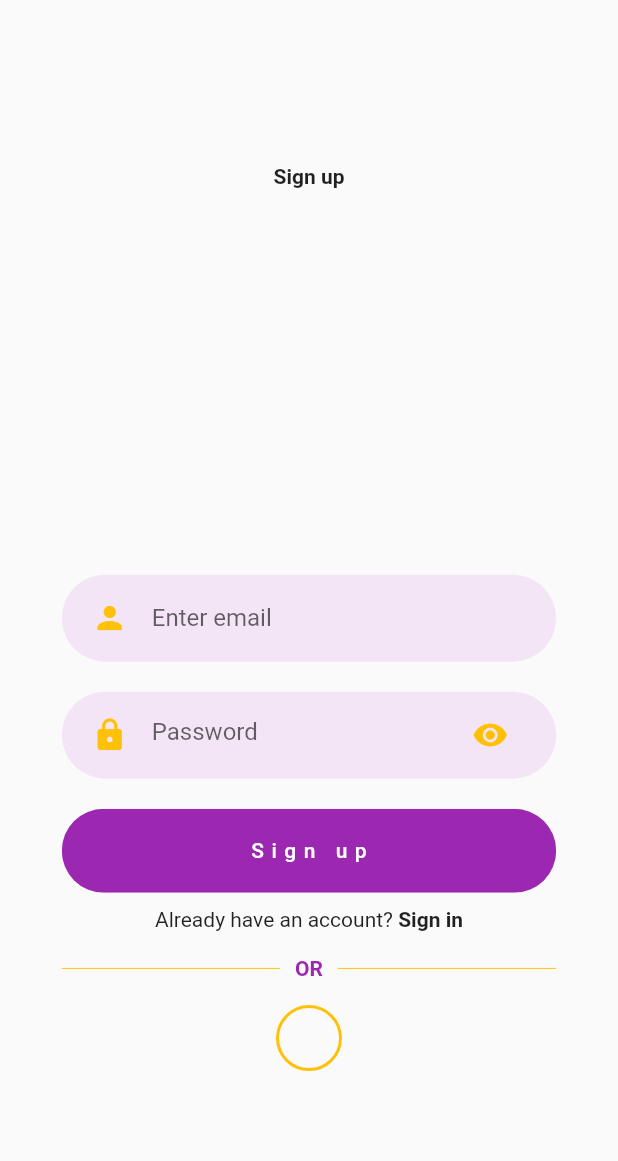
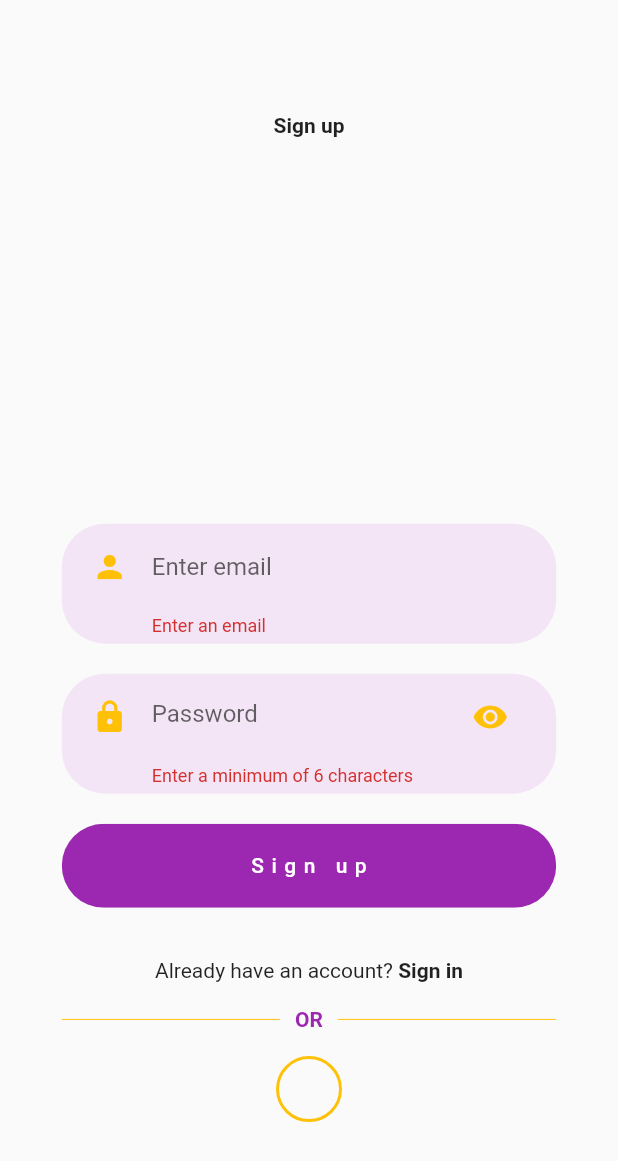
Before and after one commit to Jonexy01/inventory_app, a Flutter app: the SignupPage screen opened by its route, after a tap on "Sign up", on a phone screen of 412 x 824 dp. Shown: the top 1161 px of the screen. Run offline on Flutter 3.47's test engine with Material 2 defaults, Android fonts, the phone set to English and light mode, and no system bars; our stand-ins replace firebase_auth, firebase_core, flutter_spinkit, flutter_svg; accounts and stored records are empty.

Commit message:
Signup treated

```diff
--- a/lib/MyWidgets/my_rounded_input_field.dart
+++ b/lib/MyWidgets/my_rounded_input_field.dart
@@ -15,7 +15,8 @@ class MyRoundedInputField extends StatelessWidget {
   @override
   Widget build(BuildContext context) {
     return MyTextFieldContainer(
-      child: TextField(
+      child: TextFormField(
+        validator: (value) => value!.isEmpty ? 'Enter an email' : null,
         onChanged: onChanged,
         decoration: InputDecoration(
           icon: Icon(
--- a/lib/MyWidgets/my_rounded_password_field.dart
+++ b/lib/MyWidgets/my_rounded_password_field.dart
@@ -14,7 +14,8 @@ class MyRoundPasswordField extends StatelessWidget {
   @override
   Widget build(BuildContext context) {
     return MyTextFieldContainer(
-      child: TextField(
+      child: TextFormField(
+        validator: ((value) => value!.length < 6 ? 'Enter a minimum of 6 characters' : null),
         onChanged: onChanged,
         obscureText: true,
         decoration: InputDecoration(
--- a/lib/main.dart
+++ b/lib/main.dart
@@ -20,9 +20,14 @@
   runApp(const MyApp());
 }
 
-class MyApp extends StatelessWidget {
+class MyApp extends StatefulWidget {
   const MyApp({Key? key}) : super(key: key);
 
+  @override
+  State<MyApp> createState() => _MyAppState();
+}
+
+class _MyAppState extends State<MyApp> {
   // This widget is the root of your application.
   @override
   Widget build(BuildContext context) {
@@ -37,7 +42,7 @@
         routes: {
           AppRoute.wrapper:(context) => Wrapper(),
           AppRoute.loading: (context) => Loading(),
-          AppRoute.home: (context) => Home(title: 'Welcome to Inventory App'),
+          AppRoute.home: (context) => Home(title: 'Inventory App'),
           AppRoute.productsDisplay: (context) => ProductDisplay(),
           AppRoute.lowStock: (context) => LowStockDisplay(),
           AppRoute.welcome: (context) => WelcomeScreen(),
--- a/lib/pages/AuthenticationPages/login.dart
+++ b/lib/pages/AuthenticationPages/login.dart
@@ -30,6 +30,7 @@ class _LoginPageState extends State<LoginPage> {
       body: Container(
         height: size.height,
         width: double.infinity,
+        child: Form(
           child: Column(
             mainAxisAlignment: MainAxisAlignment.center,
             children: [
@@ -66,6 +67,7 @@ class _LoginPageState extends State<LoginPage> {
             ],
           ),
         ),
+      ),
     );
   }
 }
--- a/lib/pages/AuthenticationPages/signup.dart
+++ b/lib/pages/AuthenticationPages/signup.dart
@@ -1,5 +1,6 @@
 import 'package:flutter/material.dart';
 import 'package:flutter_svg/flutter_svg.dart';
+import 'package:inventory_app/services/auth.dart';
 
 import '../../MyClasses/routes.dart';
 import '../../MyWidgets/my_circular_text_button.dart';
@@ -17,9 +18,13 @@ class SignupPage extends StatefulWidget {
 
 class _SignupPageState extends State<SignupPage> {
 
+  final AuthService _auth = AuthService();
+  final _formKey = GlobalKey<FormState>();
+
   //text field state
   String email = '';
   String password = '';
+  String error = '';
 
   @override
   Widget build(BuildContext context) {
@@ -28,6 +33,8 @@ class _SignupPageState extends State<SignupPage> {
       body: Container(
         width: double.infinity,
         height: size.height,
+        child: Form(
+          key: _formKey,
           child: Column(
             mainAxisAlignment: MainAxisAlignment.center,
             children: [
@@ -53,8 +60,23 @@ class _SignupPageState extends State<SignupPage> {
               MyCircularTextButton(
                 text: 'Sign up',
                 press: () async {
-
+                  error = '';
+                  if (_formKey.currentState!.validate()) {
+                    dynamic result = await _auth.mySignUpWithEmailPassword(email, password);
+                    if (result == null) {
+                      setState(() {
+                        error = 'Something went wrong';
+                      });
+                    } else {
+                      Navigator.pushReplacementNamed(context, AppRoute.home);
                     }
+                  }
+                }
+              ),
+              SizedBox(height: 8,),
+              Text(
+                error,
+                style: TextStyle(color: Colors.red, fontSize: 14,),
               ),
               MyHaveAnAccountCheck(
                 login: false,
@@ -86,6 +108,7 @@ class _SignupPageState extends State<SignupPage> {
             ],
           ),
         ),
+      ),
     );
   }
 }
--- a/lib/services/auth.dart
+++ b/lib/services/auth.dart
@@ -31,6 +31,16 @@ class AuthService {
   //sign in with email and password
 
   //register with email and password
+  Future mySignUpWithEmailPassword (String email, String password) async {
+    try {
+      UserCredential userInfo = await _auth.createUserWithEmailAndPassword(email: email, password: password,);
+      User? user = userInfo.user;
+      return converUsertoMyuser(user);
+    } catch(e) {
+      print(e.toString());
+      return null;
+    }
+  }
 
   //sign out
   Future mySignOut() async {
```
Lines whose indentation alone changed are shown as unchanged.
